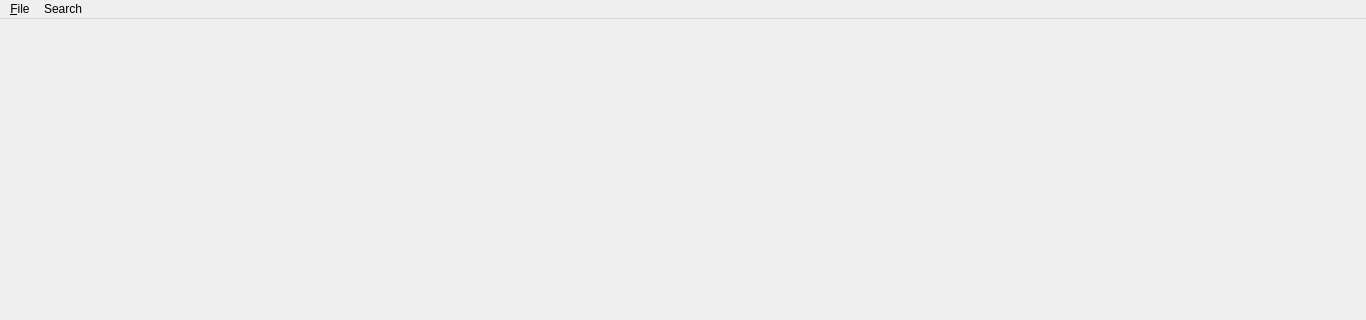
Qt form src/ui/mainwindow.ui (jspngh/shae-workstation) before a commit; both pictures show x 0 to 1366 and y 0 to 320 of the 1366 by 768 pixel window.
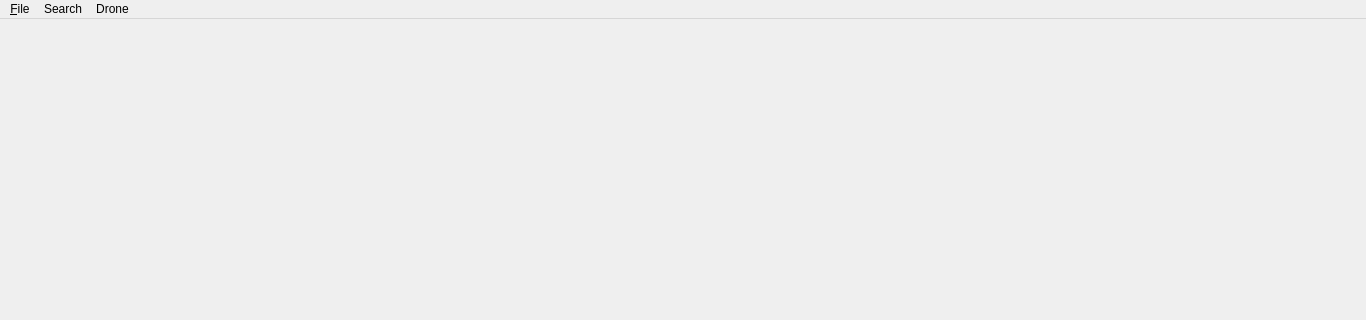
The same form after that commit.

Commit message: move reset services button

Diff of the .ui file:
```diff
--- a/src/ui/mainwindow.ui
+++ b/src/ui/mainwindow.ui
@@ -26,7 +26,7 @@
      <x>0</x>
      <y>0</y>
      <width>1366</width>
-     <height>25</height>
+     <height>22</height>
     </rect>
    </property>
    <widget class="QMenu" name="menu_File">
@@ -45,8 +45,15 @@
     <addaction name="exportFootageButton"/>
     <addaction name="exportResultsButton"/>
    </widget>
+   <widget class="QMenu" name="menuDrone">
+    <property name="title">
+     <string>Drone</string>
+    </property>
+    <addaction name="resetAction"/>
+   </widget>
    <addaction name="menu_File"/>
    <addaction name="menuSearch"/>
+   <addaction name="menuDrone"/>
   </widget>
   <action name="exitAction">
    <property name="text">
```
Left out of the diff: 11 changed lines with no effect on the pictures. The commit also changes 2 other files.
